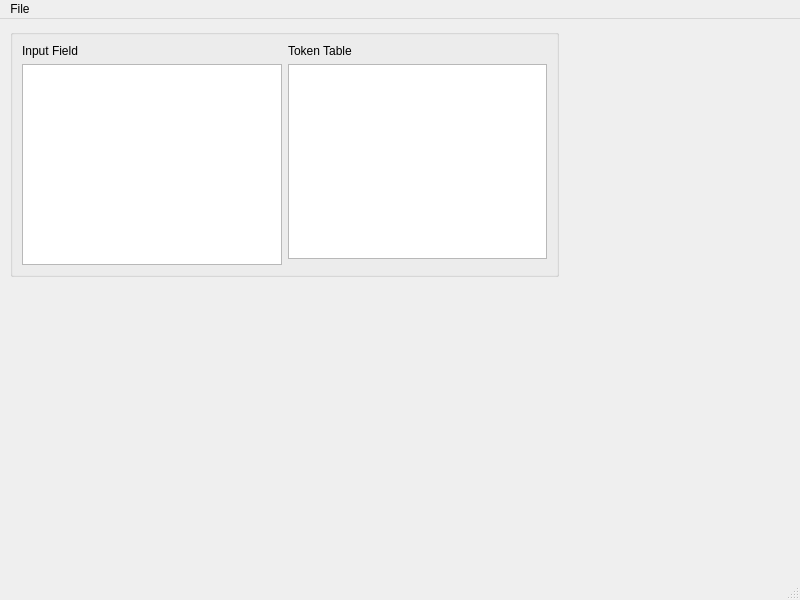
ZiadAlMoqamar/TINY-Compiler, file mainwindow.ui: the form before one commit.
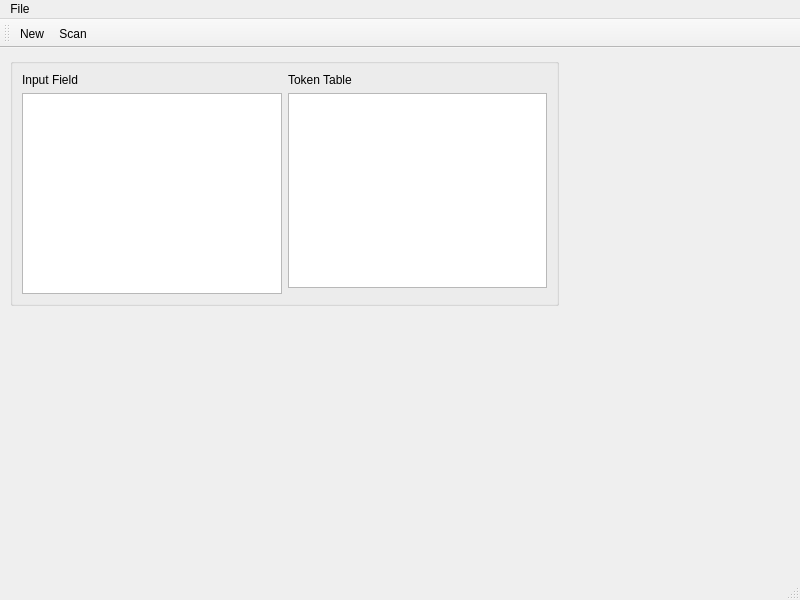
The form after the commit.

Commit message: tool bar added

```diff
--- a/mainwindow.ui
+++ b/mainwindow.ui
@@ -94,6 +94,19 @@
    <addaction name="menuFile"/>
   </widget>
   <widget class="QStatusBar" name="statusbar"/>
+  <widget class="QToolBar" name="toolBar">
+   <property name="windowTitle">
+    <string>toolBar</string>
+   </property>
+   <attribute name="toolBarArea">
+    <enum>TopToolBarArea</enum>
+   </attribute>
+   <attribute name="toolBarBreak">
+    <bool>false</bool>
+   </attribute>
+   <addaction name="actionNew"/>
+   <addaction name="actionScan"/>
+  </widget>
   <action name="actionNew">
    <property name="text">
     <string>New</string>
```
